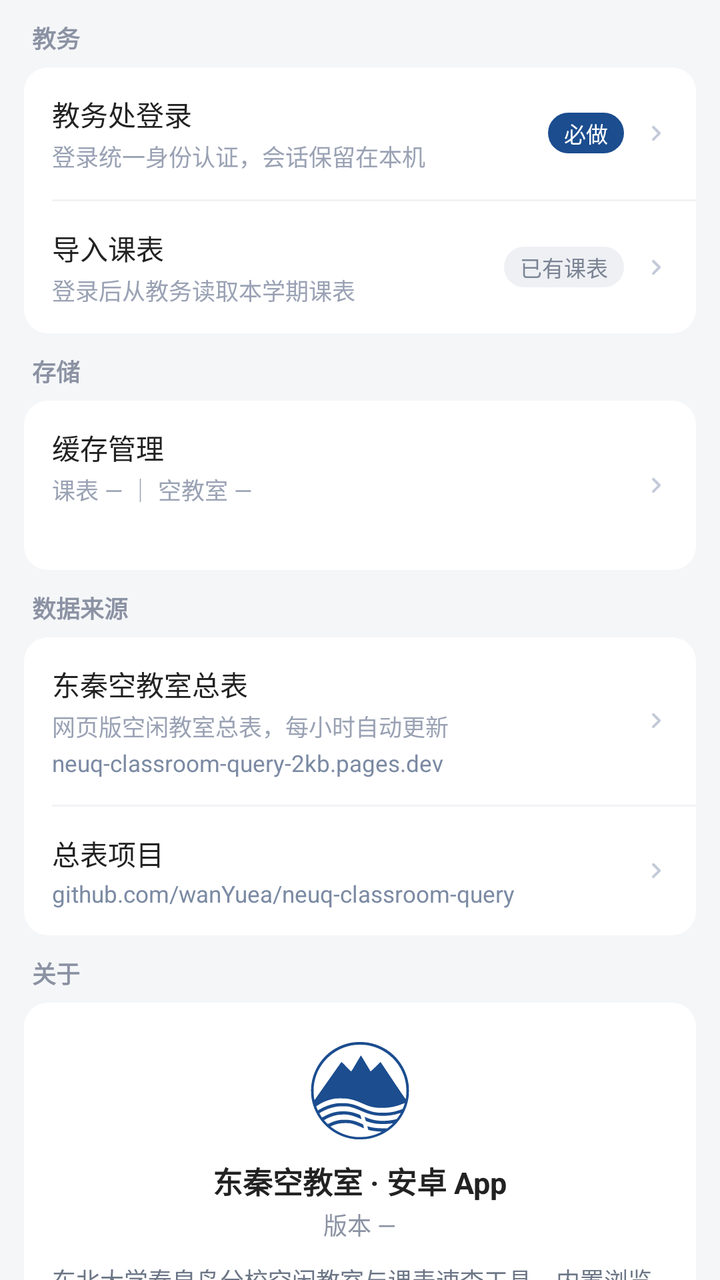
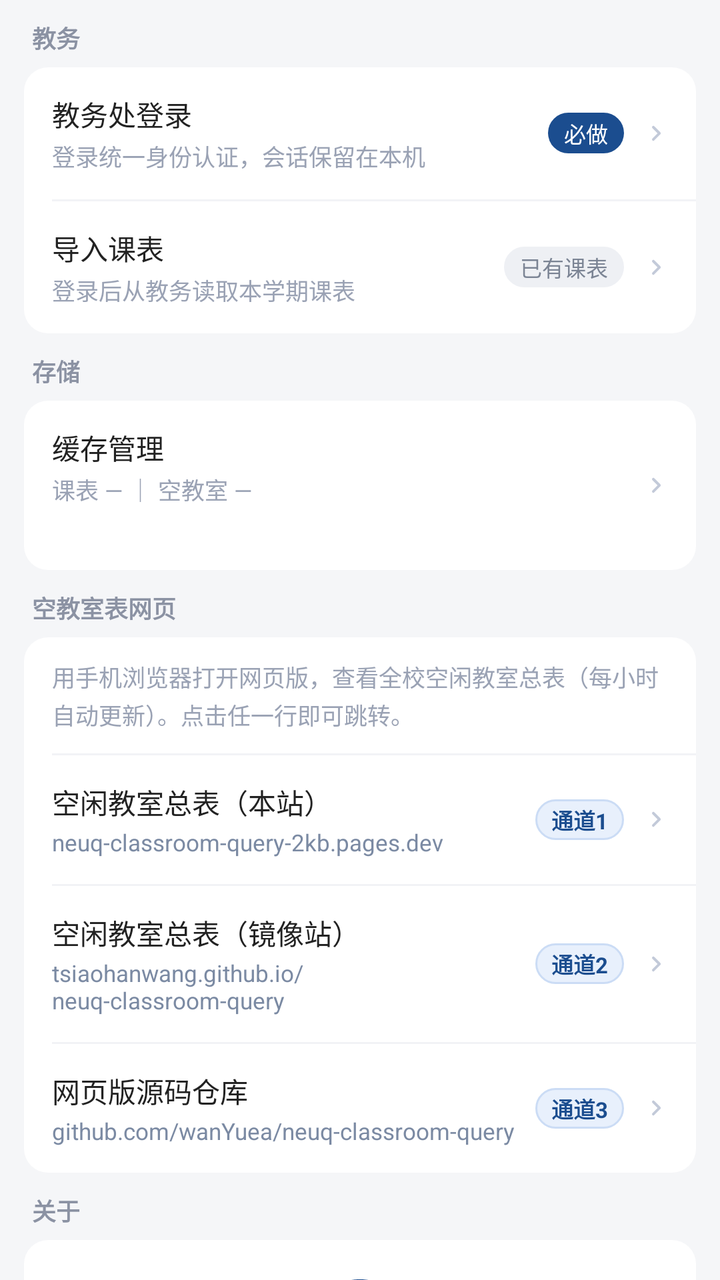

Screens rendered from an Android XML layout before and after an edit, with the pre-edit source and the edit as a unified diff.
<!-- AndroidManifest.xml: application theme AppTheme -->
<!-- res/layout/page_more.xml -->
<?xml version="1.0" encoding="utf-8"?>
<ScrollView xmlns:android="http://schemas.android.com/apk/res/android"
    android:id="@+id/moreScroll"
    android:layout_width="match_parent"
    android:layout_height="match_parent"
    android:background="#f5f6f8"
    android:scrollbars="none">

    <LinearLayout
        android:layout_width="match_parent"
        android:layout_height="wrap_content"
        android:orientation="vertical"
        android:paddingStart="12dp"
        android:paddingEnd="12dp"
        android:paddingTop="10dp"
        android:paddingBottom="22dp">

        
        <TextView
            android:layout_width="wrap_content"
            android:layout_height="wrap_content"
            android:layout_marginStart="4dp"
            android:layout_marginBottom="6dp"
            android:text="教务"
            android:textSize="12sp"
            android:textColor="#8b92a3"
            android:textStyle="bold" />

        <LinearLayout
            android:layout_width="match_parent"
            android:layout_height="wrap_content"
            android:orientation="vertical"
            android:background="@drawable/card_bg"
            android:layout_marginBottom="10dp">

            <LinearLayout
                android:id="@+id/rowLogin"
                style="@style/MoreRow">

                <LinearLayout
                    android:layout_width="0dp"
                    android:layout_height="wrap_content"
                    android:layout_weight="1"
                    android:orientation="vertical">

                    <TextView
                        style="@style/MoreRowTitle"
                        android:text="教务处登录" />

                    <TextView
                        style="@style/MoreRowSub"
                        android:text="登录统一身份认证，会话保留在本机" />
                </LinearLayout>

                <TextView
                    android:id="@+id/badgeLogin"
                    style="@style/MoreBadge"
                    android:text="必做" />

                <TextView style="@style/MoreArrow" />
            </LinearLayout>

            <View style="@style/MoreDivider" />

            <LinearLayout
                android:id="@+id/rowImport"
                style="@style/MoreRow">

                <LinearLayout
                    android:layout_width="0dp"
                    android:layout_height="wrap_content"
                    android:layout_weight="1"
                    android:orientation="vertical">

                    <TextView
                        style="@style/MoreRowTitle"
                        android:text="导入课表" />

                    <TextView
                        android:id="@+id/subImport"
                        style="@style/MoreRowSub"
                        android:text="登录后从教务读取本学期课表" />
                </LinearLayout>

                <TextView
                    android:id="@+id/badgeImport"
                    style="@style/MoreBadgeGrey"
                    android:text="已有课表" />

                <TextView style="@style/MoreArrow" />
            </LinearLayout>
        </LinearLayout>

        
        <TextView
            android:layout_width="wrap_content"
            android:layout_height="wrap_content"
            android:layout_marginStart="4dp"
            android:layout_marginBottom="6dp"
            android:text="存储"
            android:textSize="12sp"
            android:textColor="#8b92a3"
            android:textStyle="bold" />

        <LinearLayout
            android:layout_width="match_parent"
            android:layout_height="wrap_content"
            android:orientation="vertical"
            android:background="@drawable/card_bg"
            android:layout_marginBottom="10dp">

            <LinearLayout
                android:id="@+id/rowCache"
                style="@style/MoreRow">

                <LinearLayout
                    android:layout_width="0dp"
                    android:layout_height="wrap_content"
                    android:layout_weight="1"
                    android:orientation="vertical">

                    <TextView
                        style="@style/MoreRowTitle"
                        android:text="缓存管理" />

                    <TextView
                        android:id="@+id/subCache"
                        style="@style/MoreRowSub"
                        android:text="课表 — ｜ 空教室 —" />

                    
                    <TextView
                        android:id="@+id/subCacheTotal"
                        style="@style/MoreRowSub"
                        android:layout_marginTop="3dp"
                        android:text="" />
                </LinearLayout>

                <TextView style="@style/MoreArrow" />
            </LinearLayout>
        </LinearLayout>

        
        <TextView
            android:layout_width="wrap_content"
            android:layout_height="wrap_content"
            android:layout_marginStart="4dp"
            android:layout_marginBottom="6dp"
            android:text="数据来源"
            android:textSize="12sp"
            android:textColor="#8b92a3"
            android:textStyle="bold" />

        <LinearLayout
            android:layout_width="match_parent"
            android:layout_height="wrap_content"
            android:orientation="vertical"
            android:background="@drawable/card_bg"
            android:layout_marginBottom="10dp">

            <LinearLayout
                android:id="@+id/rowWebSite"
                style="@style/MoreRow">

                <LinearLayout
                    android:layout_width="0dp"
                    android:layout_height="wrap_content"
                    android:layout_weight="1"
                    android:orientation="vertical">

                    <TextView
                        style="@style/MoreRowTitle"
                        android:text="东秦空教室总表" />

                    <TextView
                        style="@style/MoreRowSub"
                        android:text="网页版空闲教室总表，每小时自动更新" />

                    <TextView
                        style="@style/MoreRowLink"
                        android:text="neuq-classroom-query-2kb.pages.dev" />
                </LinearLayout>

                <TextView style="@style/MoreArrow" />
            </LinearLayout>

            <View style="@style/MoreDivider" />

            <LinearLayout
                android:id="@+id/rowWebRepo"
                style="@style/MoreRow">

                <LinearLayout
                    android:layout_width="0dp"
                    android:layout_height="wrap_content"
                    android:layout_weight="1"
                    android:orientation="vertical">

                    <TextView
                        style="@style/MoreRowTitle"
                        android:text="总表项目" />

                    <TextView
                        style="@style/MoreRowLink"
                        android:text="github.com/wanYuea/neuq-classroom-query" />
                </LinearLayout>

                <TextView style="@style/MoreArrow" />
            </LinearLayout>
        </LinearLayout>

        
        <TextView
            android:layout_width="wrap_content"
            android:layout_height="wrap_content"
            android:layout_marginStart="4dp"
            android:layout_marginBottom="6dp"
            android:text="关于"
            android:textSize="12sp"
            android:textColor="#8b92a3"
            android:textStyle="bold" />

        <LinearLayout
            android:layout_width="match_parent"
            android:layout_height="wrap_content"
            android:orientation="vertical"
            android:background="@drawable/card_bg"
            android:layout_marginBottom="10dp">

            
            <LinearLayout
                android:layout_width="match_parent"
                android:layout_height="wrap_content"
                android:orientation="vertical"
                android:gravity="center_horizontal"
                android:paddingTop="18dp"
                android:paddingBottom="12dp">

                <ImageView
                    android:layout_width="52dp"
                    android:layout_height="52dp"
                    android:src="@drawable/ic_neuq_logo"
                    android:contentDescription="东北大学秦皇岛分校校徽" />

                <TextView
                    android:layout_width="wrap_content"
                    android:layout_height="wrap_content"
                    android:layout_marginTop="8dp"
                    android:text="东秦空教室 · 安卓 App"
                    android:textSize="15sp"
                    android:textStyle="bold"
                    android:textColor="#222222" />

                <TextView
                    android:id="@+id/tvVersion"
                    android:layout_width="wrap_content"
                    android:layout_height="wrap_content"
                    android:layout_marginTop="2dp"
                    android:text="版本 —"
                    android:textSize="12sp"
                    android:textColor="#8b92a3" />

                <TextView
                    android:layout_width="match_parent"
                    android:layout_height="wrap_content"
                    android:layout_marginTop="10dp"
                    android:paddingStart="14dp"
                    android:paddingEnd="14dp"
                    android:text="东北大学秦皇岛分校空闲教室与课表速查工具。内置浏览器打开学校教务系统，登录一次后即可查询；所有数据都在你的手机本地读取和缓存，不经过任何第三方服务器。"
                    android:textSize="12sp"
                    android:lineSpacingExtra="3dp"
                    android:textColor="#6c7686" />
            </LinearLayout>

            <View style="@style/MoreDivider" />

            <LinearLayout
                android:id="@+id/rowAppRepo"
                style="@style/MoreRow">

                <LinearLayout
                    android:layout_width="0dp"
                    android:layout_height="wrap_content"
                    android:layout_weight="1"
                    android:orientation="vertical">

                    <TextView
                        style="@style/MoreRowTitle"
                        android:text="应用项目" />

                    <TextView
                        style="@style/MoreRowLink"
                        android:text="github.com/wy723161060/neuq-classroom-app" />
                </LinearLayout>

                <TextView style="@style/MoreArrow" />
            </LinearLayout>

            <View style="@style/MoreDivider" />

            <LinearLayout
                android:id="@+id/rowCopyDiag"
                style="@style/MoreRow">

                <LinearLayout
                    android:layout_width="0dp"
                    android:layout_height="wrap_content"
                    android:layout_weight="1"
                    android:orientation="vertical">

                    <TextView
                        style="@style/MoreRowTitle"
                        android:text="复制诊断信息" />

                    <TextView
                        style="@style/MoreRowSub"
                        android:text="版本、缓存状态等，反馈问题时一并提供" />
                </LinearLayout>

                <TextView style="@style/MoreArrow" />
            </LinearLayout>

            <View style="@style/MoreDivider" />

            <LinearLayout
                android:id="@+id/rowHowto"
                style="@style/MoreRow">

                <LinearLayout
                    android:layout_width="0dp"
                    android:layout_height="wrap_content"
                    android:layout_weight="1"
                    android:orientation="vertical">

                    <TextView
                        style="@style/MoreRowTitle"
                        android:text="使用说明" />

                    <TextView
                        style="@style/MoreRowSub"
                        android:text="怎么查空教室 / 导入课表 / 换学期" />
                </LinearLayout>

                <TextView style="@style/MoreArrow" />
            </LinearLayout>
        </LinearLayout>

        <TextView
            android:layout_width="match_parent"
            android:layout_height="wrap_content"
            android:layout_marginTop="6dp"
            android:gravity="center"
            android:lineSpacingExtra="2dp"
            android:text="非官方工具 · 数据取自教务系统实时查询\n请以教务系统实际结果为准"
            android:textSize="11sp"
            android:textColor="#a8afbd" />
    </LinearLayout>
</ScrollView>
<!-- resources referenced by this layout -->
<resources>
  <!-- drawable card_bg (drawable) -->
  <?xml version="1.0" encoding="utf-8"?>
  <shape xmlns:android="http://schemas.android.com/apk/res/android"
      android:shape="rectangle">
      <corners android:radius="12dp" />
      <solid android:color="#FFFFFF" />
  </shape>
  <style name="MoreArrow">
          <item name="android:layout_width">16dp</item>
          <item name="android:layout_height">16dp</item>
          <item name="android:background">@drawable/ic_more_arrow</item>
      </style>
  <style name="MoreDivider">
          <item name="android:layout_width">match_parent</item>
          <item name="android:layout_height">1dp</item>
          <item name="android:layout_marginStart">14dp</item>
          <item name="android:background">#F2F3F6</item>
      </style>
  <style name="MoreRowLink">
          <item name="android:layout_width">match_parent</item>
          <item name="android:layout_height">wrap_content</item>
          <item name="android:layout_marginTop">2dp</item>
          <item name="android:textSize">11.5sp</item>
          <item name="android:textColor">#7b8aa3</item>
      </style>
  <style name="MoreRowSub">
          <item name="android:layout_width">match_parent</item>
          <item name="android:layout_height">wrap_content</item>
          <item name="android:layout_marginTop">2dp</item>
          <item name="android:textSize">11.5sp</item>
          <item name="android:lineSpacingExtra">2dp</item>
          <item name="android:textColor">#9aa2b4</item>
      </style>
  <style name="MoreRowTitle">
          <item name="android:layout_width">wrap_content</item>
          <item name="android:layout_height">wrap_content</item>
          <item name="android:textSize">14sp</item>
          <item name="android:textColor">#222222</item>
      </style>
  <style name="AppTheme" parent="android:Theme.Material.Light.NoActionBar">
          <item name="android:statusBarColor">#ffffff</item>
          <item name="android:windowLightStatusBar">true</item>
      </style>
  <!-- drawable ic_more_arrow (drawable) -->
  <?xml version="1.0" encoding="utf-8"?>
  <vector xmlns:android="http://schemas.android.com/apk/res/android"
      android:width="16dp"
      android:height="16dp"
      android:viewportWidth="24"
      android:viewportHeight="24">
      <path
          android:fillColor="#C3CAD9"
          android:pathData="M9.29,6.71a1,1 0 0 0 0,1.41L13.17,12l-3.88,3.88a1,1 0 1 0 1.42,1.41l4.58,-4.58a1,1 0 0 0 0,-1.42l-4.58,-4.58a1,1 0 0 0 -1.42,0z" />
  </vector>
  <!-- drawable badge_blue (drawable) -->
  <?xml version="1.0" encoding="utf-8"?>
  <shape xmlns:android="http://schemas.android.com/apk/res/android"
      android:shape="rectangle">
      <corners android:radius="20dp" />
      <solid android:color="#1B4D8F" />
  </shape>
  <!-- drawable badge_grey (drawable) -->
  <?xml version="1.0" encoding="utf-8"?>
  <shape xmlns:android="http://schemas.android.com/apk/res/android"
      android:shape="rectangle">
      <corners android:radius="20dp" />
      <solid android:color="#EEF0F4" />
  </shape>
  <!-- unchanged entries left out for length: 4 -->
</resources>

<!-- the commit's change to res/layout/page_more.xml (unified diff, before → after) -->
@@ -146,7 +146,7 @@
             android:layout_height="wrap_content"
             android:layout_marginStart="4dp"
             android:layout_marginBottom="6dp"
-            android:text="数据来源"
+            android:text="空教室表网页"
             android:textSize="12sp"
             android:textColor="#8b92a3"
             android:textStyle="bold" />
@@ -158,52 +158,101 @@
             android:background="@drawable/card_bg"
             android:layout_marginBottom="10dp">
 
-            <LinearLayout
-                android:id="@+id/rowWebSite"
-                style="@style/MoreRow">
-
-                <LinearLayout
-                    android:layout_width="0dp"
-                    android:layout_height="wrap_content"
-                    android:layout_weight="1"
-                    android:orientation="vertical">
-
-                    <TextView
-                        style="@style/MoreRowTitle"
-                        android:text="东秦空教室总表" />
-
-                    <TextView
-                        style="@style/MoreRowSub"
-                        android:text="网页版空闲教室总表，每小时自动更新" />
+            <TextView
+                android:layout_width="match_parent"
+                android:layout_height="wrap_content"
+                android:paddingStart="14dp"
+                android:paddingEnd="14dp"
+                android:paddingTop="11dp"
+                android:paddingBottom="11dp"
+                android:text="用手机浏览器打开网页版，查看全校空闲教室总表（每小时自动更新）。点击任一行即可跳转。"
+                android:textSize="11.5sp"
+                android:lineSpacingExtra="2dp"
+                android:textColor="#9aa2b4" />
+
+            <View style="@style/MoreDivider" />
+
+            
+            <LinearLayout
+                android:id="@+id/rowChannel1"
+                style="@style/MoreRow">
+
+                <LinearLayout
+                    android:layout_width="0dp"
+                    android:layout_height="wrap_content"
+                    android:layout_weight="1"
+                    android:orientation="vertical">
+
+                    <TextView
+                        style="@style/MoreRowTitle"
+                        android:text="空闲教室总表（本站）" />
 
                     <TextView
                         style="@style/MoreRowLink"
                         android:text="neuq-classroom-query-2kb.pages.dev" />
                 </LinearLayout>
 
-                <TextView style="@style/MoreArrow" />
-            </LinearLayout>
-
-            <View style="@style/MoreDivider" />
-
-            <LinearLayout
-                android:id="@+id/rowWebRepo"
-                style="@style/MoreRow">
-
-                <LinearLayout
-                    android:layout_width="0dp"
-                    android:layout_height="wrap_content"
-                    android:layout_weight="1"
-                    android:orientation="vertical">
-
-                    <TextView
-                        style="@style/MoreRowTitle"
-                        android:text="总表项目" />
+                <TextView
+                    style="@style/MoreChannel"
+                    android:text="通道1" />
+
+                <TextView style="@style/MoreArrow" />
+            </LinearLayout>
+
+            <View style="@style/MoreDivider" />
+
+            
+            <LinearLayout
+                android:id="@+id/rowChannel2"
+                style="@style/MoreRow">
+
+                <LinearLayout
+                    android:layout_width="0dp"
+                    android:layout_height="wrap_content"
+                    android:layout_weight="1"
+                    android:orientation="vertical">
+
+                    <TextView
+                        style="@style/MoreRowTitle"
+                        android:text="空闲教室总表（镜像站）" />
+
+                    <TextView
+                        style="@style/MoreRowLink"
+                        android:text="tsiaohanwang.github.io/neuq-classroom-query" />
+                </LinearLayout>
+
+                <TextView
+                    style="@style/MoreChannel"
+                    android:text="通道2" />
+
+                <TextView style="@style/MoreArrow" />
+            </LinearLayout>
+
+            <View style="@style/MoreDivider" />
+
+            
+            <LinearLayout
+                android:id="@+id/rowChannel3"
+                style="@style/MoreRow">
+
+                <LinearLayout
+                    android:layout_width="0dp"
+                    android:layout_height="wrap_content"
+                    android:layout_weight="1"
+                    android:orientation="vertical">
+
+                    <TextView
+                        style="@style/MoreRowTitle"
+                        android:text="网页版源码仓库" />
 
                     <TextView
                         style="@style/MoreRowLink"
                         android:text="github.com/wanYuea/neuq-classroom-query" />
                 </LinearLayout>
+
+                <TextView
+                    style="@style/MoreChannel"
+                    android:text="通道3" />
 
                 <TextView style="@style/MoreArrow" />
             </LinearLayout>
@@ -246,7 +295,7 @@
                     android:layout_width="wrap_content"
                     android:layout_height="wrap_content"
                     android:layout_marginTop="8dp"
-                    android:text="东秦空教室 · 安卓 App"
+                    android:text="东秦课表 · 安卓 App"
                     android:textSize="15sp"
                     android:textStyle="bold"
                     android:textColor="#222222" />
@@ -266,7 +315,7 @@
                     android:layout_marginTop="10dp"
                     android:paddingStart="14dp"
                     android:paddingEnd="14dp"
-                    android:text="东北大学秦皇岛分校空闲教室与课表速查工具。内置浏览器打开学校教务系统，登录一次后即可查询；所有数据都在你的手机本地读取和缓存，不经过任何第三方服务器。"
+                    android:text="东北大学秦皇岛分校课表与空闲教室速查工具。内置浏览器打开学校教务系统，登录一次后即可导入课表、查询空教室；所有数据都在你的手机本地读取和缓存，不经过任何第三方服务器。"
                     android:textSize="12sp"
                     android:lineSpacingExtra="3dp"
                     android:textColor="#6c7686" />
<!-- resource entries referenced after the edit -->
@@ -11,6 +11,19 @@
           <item name="android:layout_width">16dp</item>
           <item name="android:layout_height">16dp</item>
           <item name="android:background">@drawable/ic_more_arrow</item>
+      </style>
+  <style name="MoreChannel">
+          <item name="android:layout_width">wrap_content</item>
+          <item name="android:layout_height">wrap_content</item>
+          <item name="android:layout_marginEnd">8dp</item>
+          <item name="android:paddingStart">8dp</item>
+          <item name="android:paddingEnd">8dp</item>
+          <item name="android:paddingTop">2dp</item>
+          <item name="android:paddingBottom">2dp</item>
+          <item name="android:textSize">11sp</item>
+          <item name="android:textStyle">bold</item>
+          <item name="android:textColor">#1B4D8F</item>
+          <item name="android:background">@drawable/badge_channel</item>
       </style>
   <style name="MoreDivider">
           <item name="android:layout_width">match_parent</item>
@@ -68,6 +81,16 @@
       <corners android:radius="20dp" />
       <solid android:color="#EEF0F4" />
   </shape>
+  <!-- drawable badge_channel (drawable) -->
+  <?xml version="1.0" encoding="utf-8"?>
+  <shape xmlns:android="http://schemas.android.com/apk/res/android"
+      android:shape="rectangle">
+      <solid android:color="#E8F0FC" />
+      <corners android:radius="20dp" />
+      <stroke
+          android:width="1dp"
+          android:color="#CBDCF5" />
+  </shape>
   <!-- unchanged entries left out for length: 4 -->
 </resources>
 
